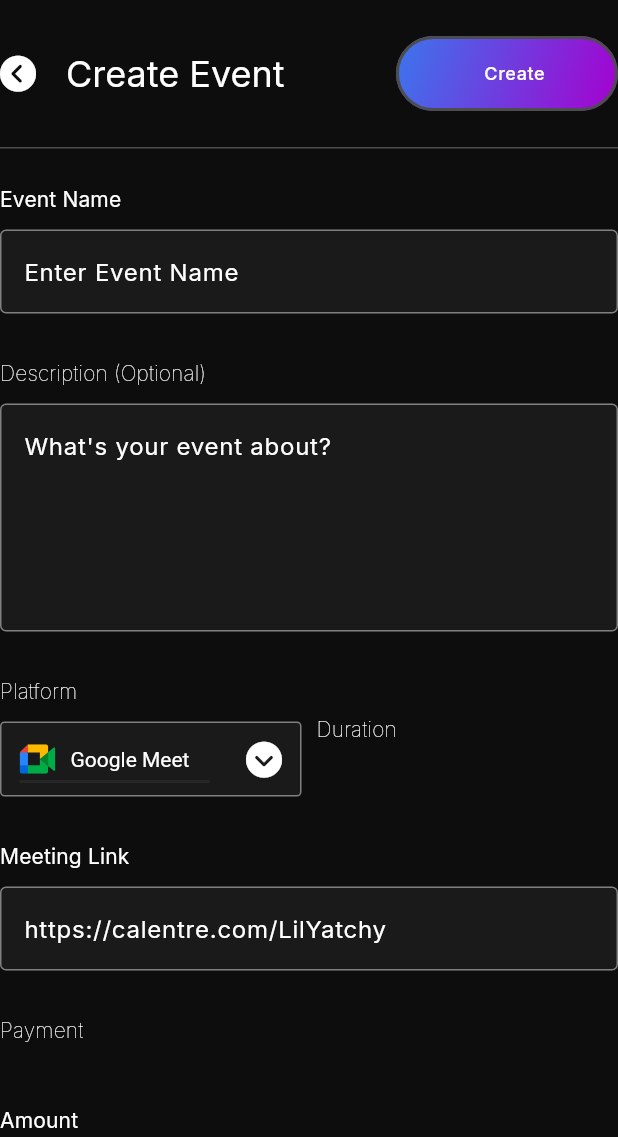
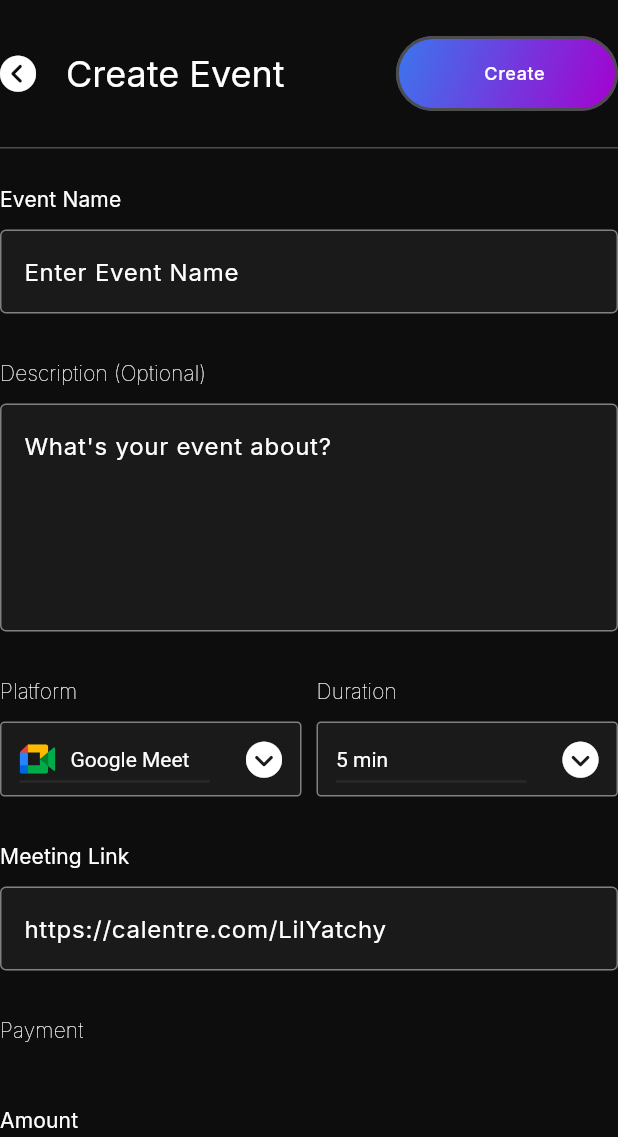
Before and after one commit to Calentre/calentre, a Flutter app: the CreateEventView screen opened by its route, on a phone screen of 412 x 824 dp, the part 99-1236 px from its top. Run offline on Flutter 3.47's test engine with Material 2 defaults, Android fonts, the phone set to English and light mode, and no system bars; our stand-ins replace equatable, flutter_bloc, flutter_svg, font_awesome_flutter, go_router, google_fonts.

Commit message:
chore: add Duration Drop down UI

```diff
--- /dev/null
+++ b/lib/app/create_events/presentation/widget/duration_drop_down.dart
@@ -0,0 +1,62 @@
+import 'package:calentre/app/create_events/presentation/bloc/duration_drop_down_bloc.dart';
+import 'package:calentre/shared/form_drop_down/bloc/form_drop_down_event.dart';
+import 'package:calentre/shared/form_drop_down/bloc/form_drop_down_state.dart';
+import 'package:calentre/shared/form_drop_down/form_drop_down.dart';
+import 'package:flutter/material.dart';
+import 'package:flutter_bloc/flutter_bloc.dart';
+
+class DurationDropDown extends StatefulWidget {
+  const DurationDropDown({super.key});
+
+  @override
+  State<DurationDropDown> createState() => _DurationDropDownState();
+}
+
+class _DurationDropDownState extends State<DurationDropDown> {
+  String currentValue = "";
+  @override
+  Widget build(BuildContext context) {
+    List<String> list = <String>[
+      "5 min",
+      "10 min",
+      "15 min",
+      "20 min",
+      "30 min",
+      "45 min",
+      "1 hour",
+      "Custom "
+    ];
+
+    return BlocBuilder<DurationDropDownBloc, FormDropDownState>(
+        builder: (context, state) {
+      return FormDropDown(
+        currentValue:
+            BlocProvider.of<DurationDropDownBloc>(context).dropDownValue == ""
+                ? list.first
+                : BlocProvider.of<DurationDropDownBloc>(context).dropDownValue,
+        list: list,
+        onChanged: (String? value) {
+          // setState(() {
+          //   currentValue = value!;
+          // });
+          BlocProvider.of<DurationDropDownBloc>(
+            context,
+            listen: false,
+          ).dropDownValue = value!;
+          BlocProvider.of<DurationDropDownBloc>(context)
+              .add(SelectDropDownValueEvent());
+        },
+        items: list.map<DropdownMenuItem<String>>((String value) {
+          return DropdownMenuItem<String>(
+            value: value,
+            child: Row(
+              children: [
+                Text(value),
+              ],
+            ),
+          );
+        }).toList(),
+      );
+    });
+  }
+}
--- a/lib/app/create_events/presentation/widget/form_fields.dart
+++ b/lib/app/create_events/presentation/widget/form_fields.dart
@@ -1,11 +1,11 @@
 import 'package:calentre/app/create_events/presentation/bloc/duration_drop_down_bloc.dart';
 import 'package:calentre/app/create_events/presentation/bloc/payment_type_drop_down_bloc.dart';
 import 'package:calentre/app/create_events/presentation/bloc/platform_drop_down_bloc.dart';
+import 'package:calentre/app/create_events/presentation/widget/duration_drop_down.dart';
 import 'package:calentre/app/create_events/presentation/widget/platform_drop_down.dart';
 import 'package:calentre/config/extensions/spacing.dart';
 import 'package:calentre/config/theme/colors.dart';
 import 'package:calentre/shared/button.dart';
-import 'package:calentre/shared/form_drop_down/bloc/form_drop_down_bloc.dart';
 import 'package:flutter/material.dart';
 import 'package:flutter_bloc/flutter_bloc.dart';
 
@@ -21,11 +21,11 @@ class _CreateEventFormFieldsState extends State<CreateEventFormFields> {
   Widget build(BuildContext context) {
     return MultiBlocProvider(
       providers: [
-        BlocProvider<FormDropDownBloc>(
+        BlocProvider<DurationDropDownBloc>(
             create: (context) => DurationDropDownBloc()),
-        BlocProvider<FormDropDownBloc>(
+        BlocProvider<PlatformDropDownBloc>(
             create: (context) => PlatformDropDownBloc()),
-        BlocProvider<FormDropDownBloc>(
+        BlocProvider<PaymentDropDownBloc>(
             create: (context) => PaymentDropDownBloc()),
       ],
       child: Column(
@@ -116,7 +116,7 @@ class _CreateEventFormFieldsState extends State<CreateEventFormFields> {
                                   .copyWith(fontWeight: FontWeight.w100),
                             ),
                             const SizedBox().y10(),
-                            // const FormDropDown()
+                            const DurationDropDown()
                           ],
                         ),
                       ),
--- a/lib/app/create_events/presentation/widget/platform_drop_down.dart
+++ b/lib/app/create_events/presentation/widget/platform_drop_down.dart
@@ -1,5 +1,5 @@
+import 'package:calentre/app/create_events/presentation/bloc/platform_drop_down_bloc.dart';
 import 'package:calentre/config/extensions/spacing.dart';
-import 'package:calentre/shared/form_drop_down/bloc/form_drop_down_bloc.dart';
 import 'package:calentre/shared/form_drop_down/bloc/form_drop_down_event.dart';
 import 'package:calentre/shared/form_drop_down/bloc/form_drop_down_state.dart';
 import 'package:calentre/shared/form_drop_down/form_drop_down.dart';
@@ -20,23 +20,23 @@ class _PlatformDropDownState extends State<PlatformDropDown> {
   Widget build(BuildContext context) {
     List<String> list = <String>["Google Meet", "Teams", "Zoom"];
 
-    return BlocBuilder<FormDropDownBloc, FormDropDownState>(
+    return BlocBuilder<PlatformDropDownBloc, FormDropDownState>(
         builder: (context, state) {
       return FormDropDown(
         currentValue:
-            BlocProvider.of<FormDropDownBloc>(context).dropDownValue == ""
+            BlocProvider.of<PlatformDropDownBloc>(context).dropDownValue == ""
                 ? list.first
-                : BlocProvider.of<FormDropDownBloc>(context).dropDownValue,
+                : BlocProvider.of<PlatformDropDownBloc>(context).dropDownValue,
         list: list,
         onChanged: (String? value) {
           // setState(() {
           //   currentValue = value!;
           // });
-          BlocProvider.of<FormDropDownBloc>(
+          BlocProvider.of<PlatformDropDownBloc>(
             context,
             listen: false,
           ).dropDownValue = value!;
-          BlocProvider.of<FormDropDownBloc>(context)
+          BlocProvider.of<PlatformDropDownBloc>(context)
               .add(SelectDropDownValueEvent());
         },
         items: list.map<DropdownMenuItem<String>>((String value) {
```
